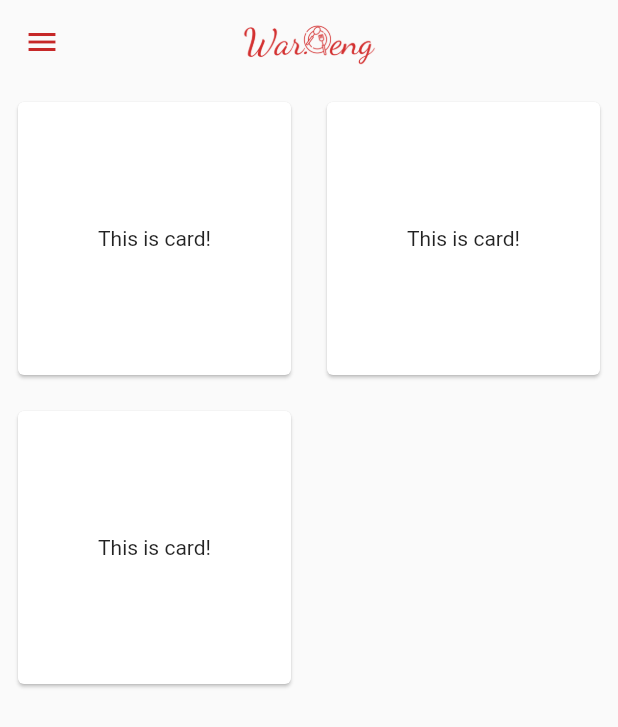
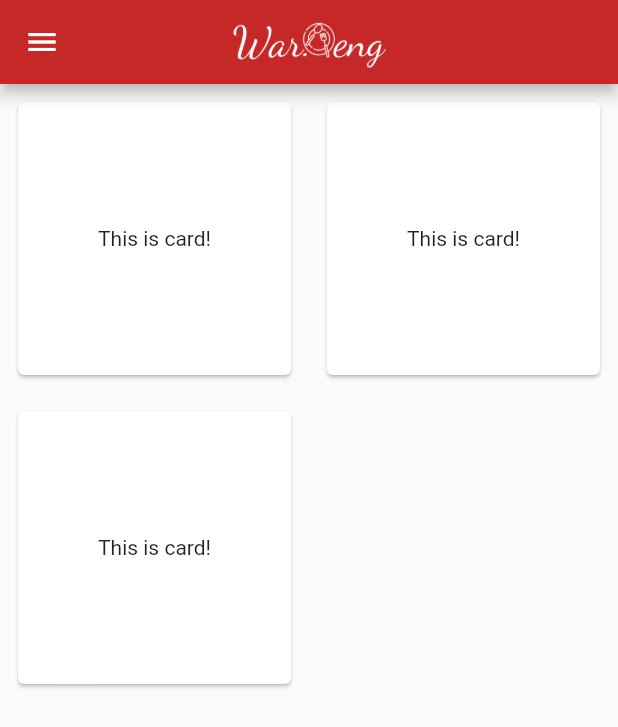
Before and after one commit to codestronaut/flutter-waroeng-app, a Flutter app: the DashboardPage screen opened directly, on a phone screen of 412 x 824 dp. Shown: the top 727 px of the screen. Run offline on Flutter 3.47's test engine with Material 2 defaults, Android fonts, the phone set to English and light mode, and no system bars; our stand-ins replace firebase_auth; accounts and stored records are empty.

Commit message:
first commit

```diff
--- a/lib/pages/add_page.dart
+++ b/lib/pages/add_page.dart
@@ -19,14 +19,8 @@ class _AddPageState extends State<AddPage> {
       child: Scaffold(
         appBar: AppBar(
           centerTitle: true,
-          iconTheme: IconThemeData(color: Colors.red[800]),
-          backgroundColor: Colors.transparent,
-          elevation: 0,
           title: Text(
             'Tambah Warung',
-            style: TextStyle(
-              color: Colors.red[800],
-            ),
           ),
         ),
         body: Center(
--- a/lib/pages/dashboard_page.dart
+++ b/lib/pages/dashboard_page.dart
@@ -37,14 +37,17 @@ class _DashboardPageState extends State<DashboardPage> {
           child: ListView(
             children: <Widget>[
               DrawerHeader(
+                decoration: BoxDecoration(color: Colors.grey[800]),
+                padding: EdgeInsets.all(30.0),
+                child: Container(
                   child: CircleAvatar(
                     backgroundColor: Colors.red[400],
-                  radius: 2.0,
                     child: Text(
                       'A',
                       style: TextStyle(
                         fontSize: 50.0,
                         color: Colors.white,
+                      ),
                     ),
                   ),
                 ),
@@ -77,13 +80,10 @@ class _DashboardPageState extends State<DashboardPage> {
           ),
         ),
         appBar: AppBar(
-          iconTheme: IconThemeData(color: Colors.red[800]),
-          elevation: 0,
-          backgroundColor: Colors.transparent,
           centerTitle: true,
           title: Image(
             image: AssetImage('images/logo.png'),
-            height: 60.0,
+            height: 70.0,
           ),
         ),
         body: _menuGridView(),
```
Also changed, not shown: images/logo.png. Lines whose indentation alone changed are shown as unchanged.
